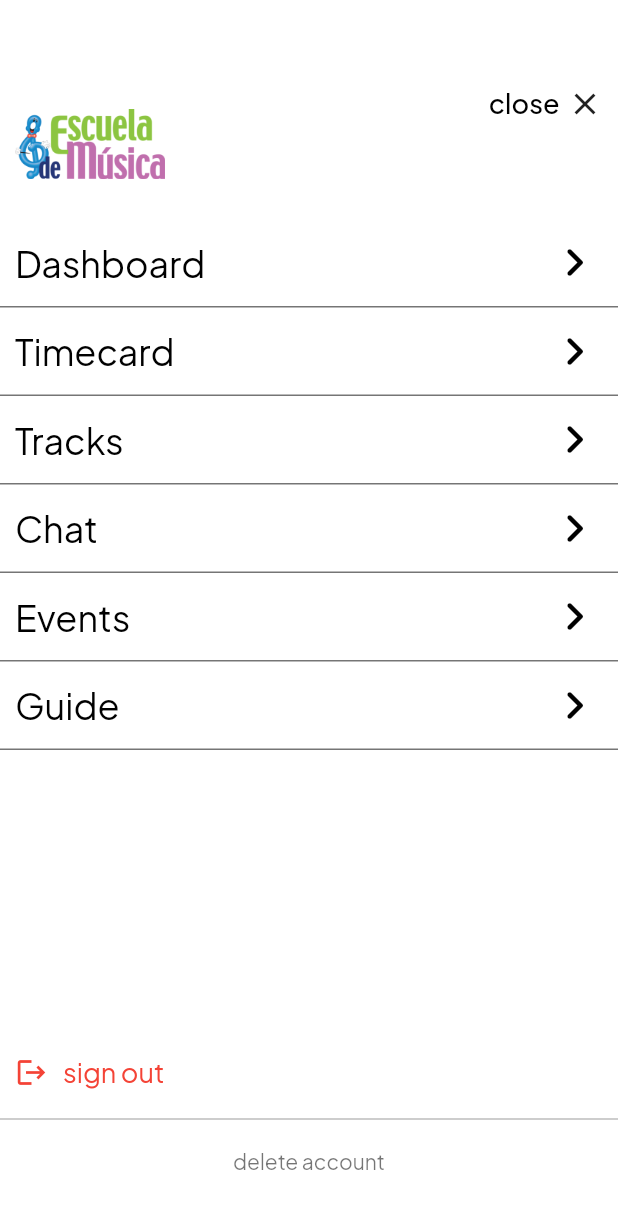
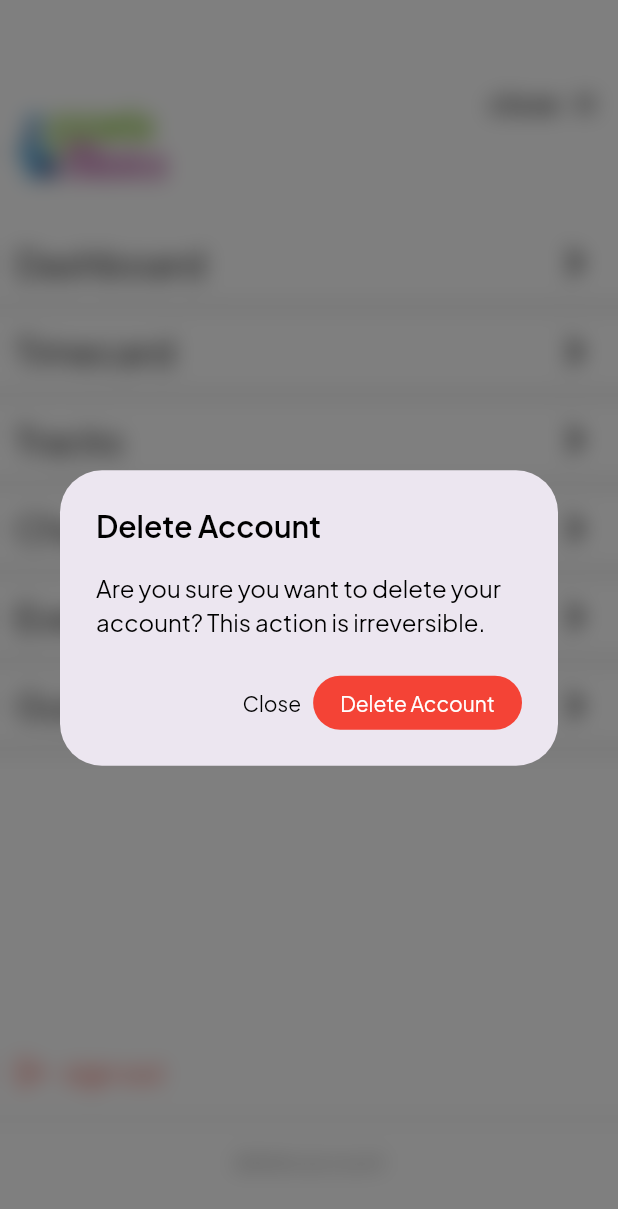
Before and after one commit to ifyouknow-youknow/nothing-bagel-app-template, a Flutter app: the Navigation widget shown alone on an empty page, opened directly with empty values, after a tap on "delete account", on a phone screen of 412 x 824 dp. Shown: the top 1209 px of the screen. Run offline on Flutter 3.47's test engine with Material 3 defaults, Android fonts, the phone set to English and light mode, and no system bars; our stand-ins replace cloud_firestore, firebase_auth, firebase_core, firebase_messaging, firebase_storage, flutter_dotenv and 10 more; missing offline and left inert: mobile_scanner, record; accounts and stored records are empty.

Commit message:
Sep 13 2024 fixes 2

```diff
--- a/lib/VIEWS/Navigation.dart
+++ b/lib/VIEWS/Navigation.dart
@@ -1,3 +1,4 @@
+import 'package:edm_teachers_app/MODELS/constants.dart';
 import 'package:edm_teachers_app/VIEWS/Events.dart';
 import 'package:edm_teachers_app/VIEWS/Timecard.dart';
 import 'package:edm_teachers_app/VIEWS/Tracks.dart';
@@ -11,7 +12,6 @@ import 'package:edm_teachers_app/COMPONENTS/text_view.dart';
 import 'package:edm_teachers_app/FUNCTIONS/nav.dart';
 import 'package:edm_teachers_app/MODELS/DATAMASTER/datamaster.dart';
 import 'package:edm_teachers_app/MODELS/firebase.dart';
-import 'package:edm_teachers_app/MODELS/screen.dart';
 import 'package:edm_teachers_app/VIEWS/Chat.dart';
 import 'package:edm_teachers_app/VIEWS/Dashboard.dart';
 import 'package:edm_teachers_app/VIEWS/Guide.dart';
@@ -26,6 +26,67 @@ class Navigation extends StatefulWidget {
 }
 
 class _NavigationState extends State<Navigation> {
+//
+  void onDeleteAccount() async {
+    setState(() {
+      widget.dm.setToggleAlert(true);
+      widget.dm.setAlertTitle('Delete Account');
+      widget.dm.setAlertText(
+          'Are you sure you want to delete your account? This action is irreversible.');
+      widget.dm.setAlertButtons([
+        ButtonView(
+            backgroundColor: Colors.red,
+            paddingTop: 8,
+            paddingBottom: 8,
+            paddingLeft: 18,
+            paddingRight: 18,
+            radius: 100,
+            child: TextView(
+              text: 'Delete Account',
+              wrap: false,
+              color: Colors.white,
+            ),
+            onPress: () async {
+              setState(() {
+                widget.dm.setToggleAlert(false);
+                widget.dm.setToggleLoading(true);
+              });
+              final user = await auth_CheckUser();
+              final success = await auth_DeleteUser(user!);
+              if (success) {
+                final punches = await firebase_GetAllDocumentsQueried(
+                    '${appName}_Punches', [
+                  {
+                    'field': 'userId',
+                    'operator': '==',
+                    'value': widget.dm.user['id']
+                  }
+                ]);
+                for (var i in punches) {
+                  await firebase_DeleteDocument('${appName}_Punches', i['id']);
+                }
+                final chats =
+                    await firebase_GetAllDocumentsQueried('${appName}_Chats', [
+                  {
+                    'field': 'userId',
+                    'operator': '==',
+                    'value': widget.dm.user['id']
+                  }
+                ]);
+                for (var i in chats) {
+                  await firebase_DeleteDocument('${appName}_Chats', i['id']);
+                }
+                setState(() {
+                  widget.dm.setUser({});
+                  widget.dm.setToggleLoading(false);
+                });
+                nav_PushAndRemove(context, Login(dm: widget.dm));
+              }
+            })
+      ]);
+    });
+  }
+
   @override
   Widget build(BuildContext context) {
     return MainView(dm: widget.dm, children: [
@@ -272,7 +333,9 @@ class _NavigationState extends State<Navigation> {
             text: 'delete account',
             color: Colors.black54,
           ),
-          onPress: () {},
+          onPress: () {
+            onDeleteAccount();
+          },
         ),
       ),
       const SizedBox(
--- a/pubspec.yaml
+++ b/pubspec.yaml
@@ -16,7 +16,7 @@ publish_to: 'none' # Remove this line if you wish to publish to pub.dev
 # https://developer.apple.com/library/archive/documentation/General/Reference/InfoPlistKeyReference/Articles/CoreFoundationKeys.html
 # In Windows, build-name is used as the major, minor, and patch parts
 # of the product and file versions while build-number is used as the build suffix.
-version: 1.0.2+1
+version: 1.1.0+1
 
 environment:
   sdk: '>=3.4.3 <4.0.0'
```
Also changed, not shown: 1 other file.
